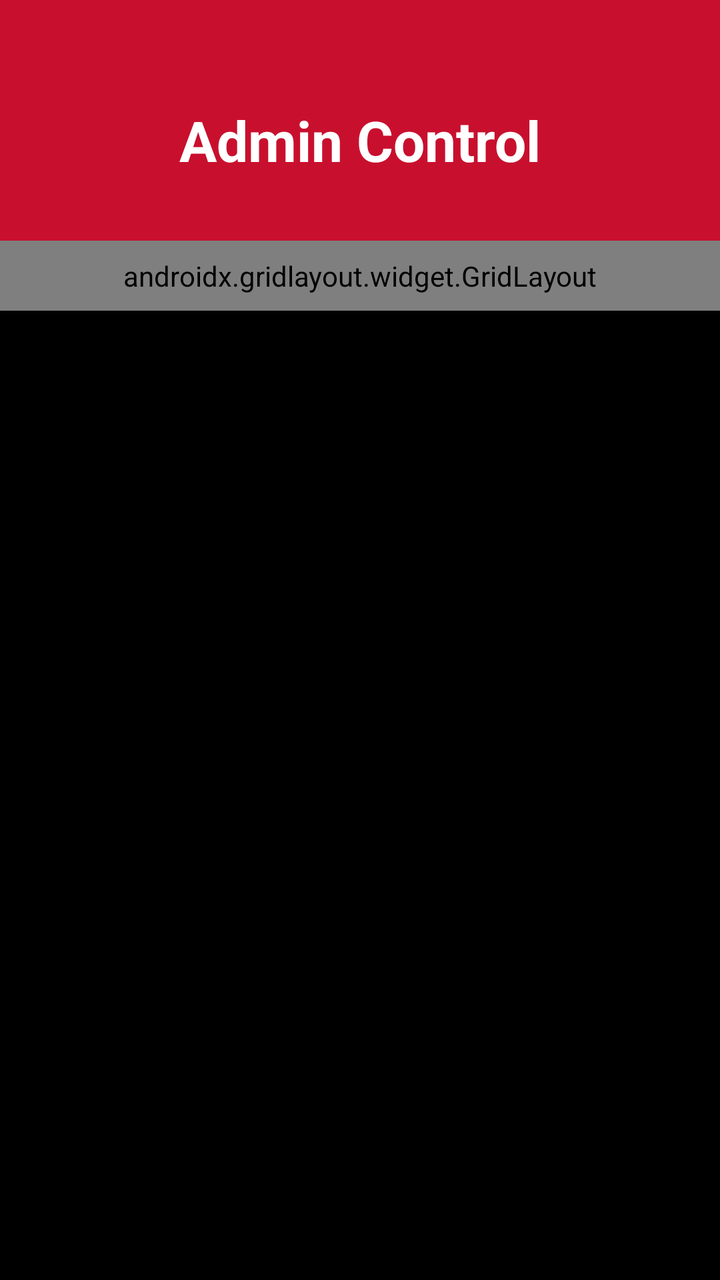
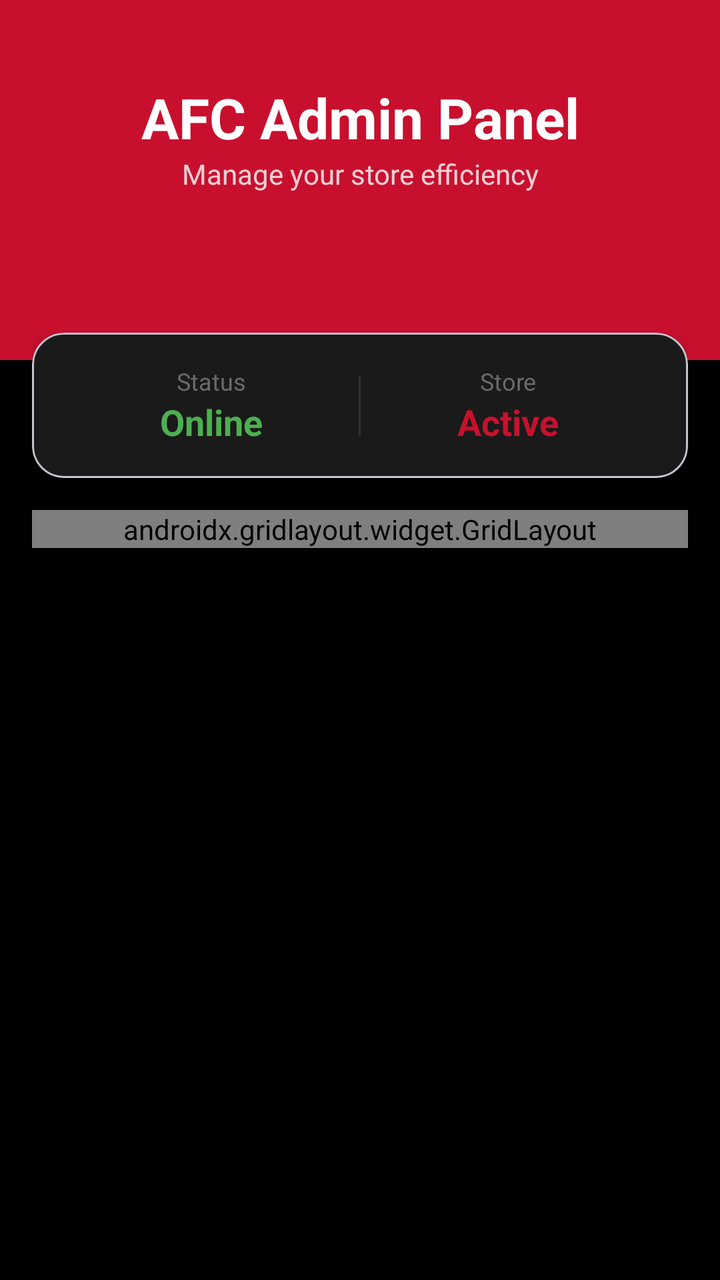

The first picture is an Android layout as it rendered before a commit; the second is the same layout after the commit. The layout source and the unified diff follow.
<!-- AndroidManifest.xml: application theme Theme.AFCMAD -->
<!-- res/layout/activity_admin_home.xml -->
<?xml version="1.0" encoding="utf-8"?>
<androidx.constraintlayout.widget.ConstraintLayout xmlns:android="http://schemas.android.com/apk/res/android"
    xmlns:app="http://schemas.android.com/apk/res-auto"
    android:layout_width="match_parent"
    android:layout_height="match_parent"
    android:background="@color/afc_black">

    
    <View
        android:id="@+id/headerBg"
        android:layout_width="match_parent"
        android:layout_height="140dp"
        android:background="@color/afc_red"
        app:layout_constraintTop_toTopOf="parent" />

    <TextView
        android:id="@+id/tvAdminTitle"
        android:layout_width="wrap_content"
        android:layout_height="wrap_content"
        android:text="Admin Control"
        android:textColor="@color/afc_white"
        android:textSize="28sp"
        android:textStyle="bold"
        app:layout_constraintTop_toTopOf="@id/headerBg"
        app:layout_constraintBottom_toBottomOf="@id/headerBg"
        app:layout_constraintStart_toStartOf="parent"
        app:layout_constraintEnd_toEndOf="parent" />

    <androidx.core.widget.NestedScrollView
        android:layout_width="match_parent"
        android:layout_height="0dp"
        app:layout_constraintTop_toBottomOf="@id/headerBg"
        app:layout_constraintBottom_toBottomOf="parent"
        android:layout_marginTop="-20dp">

        <androidx.gridlayout.widget.GridLayout
            android:layout_width="match_parent"
            android:layout_height="wrap_content"
            android:padding="8dp"
            app:columnCount="2">

            
            <com.google.android.material.card.MaterialCardView
                android:id="@+id/btnManageMenu"
                android:layout_width="0dp"
                android:layout_height="120dp"
                app:layout_columnWeight="1"
                android:layout_margin="8dp"
                app:cardBackgroundColor="@color/afc_dark_grey"
                app:cardCornerRadius="12dp"
                android:clickable="true"
                android:focusable="true">
                <LinearLayout
                    android:layout_width="match_parent"
                    android:layout_height="match_parent"
                    android:gravity="center"
                    android:orientation="vertical">
                    <ImageView
                        android:layout_width="32dp"
                        android:layout_height="32dp"
                        android:src="@android:drawable/ic_menu_add"
                        app:tint="@color/afc_red" />
                    <TextView
                        android:layout_width="wrap_content"
                        android:layout_height="wrap_content"
                        android:layout_marginTop="8dp"
                        android:text="Manage Menu"
                        android:textColor="@color/afc_white"
                        android:textStyle="bold" />
                </LinearLayout>
            </com.google.android.material.card.MaterialCardView>

            
            <com.google.android.material.card.MaterialCardView
                android:id="@+id/btnManageCategories"
                android:layout_width="0dp"
                android:layout_height="120dp"
                app:layout_columnWeight="1"
                android:layout_margin="8dp"
                app:cardBackgroundColor="@color/afc_dark_grey"
                app:cardCornerRadius="12dp"
                android:clickable="true"
                android:focusable="true">
                <LinearLayout
                    android:layout_width="match_parent"
                    android:layout_height="match_parent"
                    android:gravity="center"
                    android:orientation="vertical">
                    <ImageView
                        android:layout_width="32dp"
                        android:layout_height="32dp"
                        android:src="@android:drawable/ic_menu_agenda"
                        app:tint="@color/afc_red" />
                    <TextView
                        android:layout_width="wrap_content"
                        android:layout_height="wrap_content"
                        android:layout_marginTop="8dp"
                        android:text="Categories"
                        android:textColor="@color/afc_white"
                        android:textStyle="bold" />
                </LinearLayout>
            </com.google.android.material.card.MaterialCardView>

            
            <com.google.android.material.card.MaterialCardView
                android:id="@+id/btnViewOrders"
                android:layout_width="0dp"
                android:layout_height="120dp"
                app:layout_columnWeight="1"
                android:layout_margin="8dp"
                app:cardBackgroundColor="@color/afc_dark_grey"
                app:cardCornerRadius="12dp"
                android:clickable="true"
                android:focusable="true">
                <LinearLayout
                    android:layout_width="match_parent"
                    android:layout_height="match_parent"
                    android:gravity="center"
                    android:orientation="vertical">
                    <ImageView
                        android:layout_width="32dp"
                        android:layout_height="32dp"
                        android:src="@android:drawable/ic_menu_view"
                        app:tint="@color/afc_red" />
                    <TextView
                        android:layout_width="wrap_content"
                        android:layout_height="wrap_content"
                        android:layout_marginTop="8dp"
                        android:text="View Orders"
                        android:textColor="@color/afc_white"
                        android:textStyle="bold" />
                </LinearLayout>
            </com.google.android.material.card.MaterialCardView>

            
            <com.google.android.material.card.MaterialCardView
                android:id="@+id/btnManageBanners"
                android:layout_width="0dp"
                android:layout_height="120dp"
                app:layout_columnWeight="1"
                android:layout_margin="8dp"
                app:cardBackgroundColor="@color/afc_dark_grey"
                app:cardCornerRadius="12dp"
                android:clickable="true"
                android:focusable="true">
                <LinearLayout
                    android:layout_width="match_parent"
                    android:layout_height="match_parent"
                    android:gravity="center"
                    android:orientation="vertical">
                    <ImageView
                        android:layout_width="32dp"
                        android:layout_height="32dp"
                        android:src="@android:drawable/ic_menu_gallery"
                        app:tint="@color/afc_red" />
                    <TextView
                        android:layout_width="wrap_content"
                        android:layout_height="wrap_content"
                        android:layout_marginTop="8dp"
                        android:text="Banners"
                        android:textColor="@color/afc_white"
                        android:textStyle="bold" />
                </LinearLayout>
            </com.google.android.material.card.MaterialCardView>

            
            <com.google.android.material.card.MaterialCardView
                android:id="@+id/btnLogout"
                android:layout_width="0dp"
                android:layout_height="120dp"
                app:layout_columnWeight="1"
                android:layout_margin="8dp"
                app:cardBackgroundColor="@color/afc_dark_grey"
                app:cardCornerRadius="12dp"
                android:clickable="true"
                android:focusable="true">
                <LinearLayout
                    android:layout_width="match_parent"
                    android:layout_height="match_parent"
                    android:gravity="center"
                    android:orientation="vertical">
                    <ImageView
                        android:layout_width="32dp"
                        android:layout_height="32dp"
                        android:src="@android:drawable/ic_lock_power_off"
                        app:tint="@color/afc_red" />
                    <TextView
                        android:layout_width="wrap_content"
                        android:layout_height="wrap_content"
                        android:layout_marginTop="8dp"
                        android:text="Logout"
                        android:textColor="@color/afc_white"
                        android:textStyle="bold" />
                </LinearLayout>
            </com.google.android.material.card.MaterialCardView>

        </androidx.gridlayout.widget.GridLayout>
    </androidx.core.widget.NestedScrollView>

</androidx.constraintlayout.widget.ConstraintLayout>
<!-- resources referenced by this layout -->
<resources>
  <color name="afc_black">#000000</color>
  <color name="afc_dark_grey">#1A1A1A</color>
  <color name="afc_red">#C8102E</color>
  <color name="afc_white">#FFFFFF</color>
  <style name="Theme.AFCMAD" parent="Base.Theme.AFCMAD" />
  <style name="Base.Theme.AFCMAD" parent="Theme.Material3.DayNight.NoActionBar">
          
          <item name="colorPrimary">@color/afc_red</item>
          <item name="colorOnPrimary">@color/afc_white</item>
          <item name="colorSecondary">@color/afc_black</item>
          <item name="colorOnSecondary">@color/afc_white</item>
          <item name="android:windowBackground">@color/afc_white</item>
          <item name="colorSurface">@color/afc_white</item>
          <item name="android:statusBarColor">@color/afc_red</item>
          <item name="android:navigationBarColor">@color/afc_white</item>
      </style>
</resources>

<!-- the commit's change to res/layout/activity_admin_home.xml (unified diff, before → after) -->
@@ -9,7 +9,7 @@
     <View
         android:id="@+id/headerBg"
         android:layout_width="match_parent"
-        android:layout_height="140dp"
+        android:layout_height="180dp"
         android:background="@color/afc_red"
         app:layout_constraintTop_toTopOf="parent" />
 
@@ -17,12 +17,23 @@
         android:id="@+id/tvAdminTitle"
         android:layout_width="wrap_content"
         android:layout_height="wrap_content"
-        android:text="Admin Control"
+        android:text="AFC Admin Panel"
         android:textColor="@color/afc_white"
         android:textSize="28sp"
         android:textStyle="bold"
-        app:layout_constraintTop_toTopOf="@id/headerBg"
-        app:layout_constraintBottom_toBottomOf="@id/headerBg"
+        android:layout_marginTop="40dp"
+        app:layout_constraintTop_toTopOf="parent"
+        app:layout_constraintStart_toStartOf="parent"
+        app:layout_constraintEnd_toEndOf="parent" />
+
+    <TextView
+        android:id="@+id/tvAdminSubtitle"
+        android:layout_width="wrap_content"
+        android:layout_height="wrap_content"
+        android:text="Manage your store efficiency"
+        android:textColor="@color/afc_white"
+        android:alpha="0.8"
+        app:layout_constraintTop_toBottomOf="@id/tvAdminTitle"
         app:layout_constraintStart_toStartOf="parent"
         app:layout_constraintEnd_toEndOf="parent" />
 
@@ -31,170 +42,300 @@
         android:layout_height="0dp"
         app:layout_constraintTop_toBottomOf="@id/headerBg"
         app:layout_constraintBottom_toBottomOf="parent"
-        android:layout_marginTop="-20dp">
-
-        <androidx.gridlayout.widget.GridLayout
+        android:layout_marginTop="-30dp">
+
+        <LinearLayout
             android:layout_width="match_parent"
             android:layout_height="wrap_content"
-            android:padding="8dp"
-            app:columnCount="2">
+            android:orientation="vertical"
+            android:padding="16dp">
 
             
             <com.google.android.material.card.MaterialCardView
-                android:id="@+id/btnManageMenu"
-                android:layout_width="0dp"
-                android:layout_height="120dp"
-                app:layout_columnWeight="1"
-                android:layout_margin="8dp"
+                android:layout_width="match_parent"
+                android:layout_height="wrap_content"
+                android:layout_marginBottom="16dp"
                 app:cardBackgroundColor="@color/afc_dark_grey"
-                app:cardCornerRadius="12dp"
-                android:clickable="true"
-                android:focusable="true">
+                app:cardCornerRadius="16dp"
+                app:cardElevation="4dp">
                 <LinearLayout
                     android:layout_width="match_parent"
-                    android:layout_height="match_parent"
-                    android:gravity="center"
-                    android:orientation="vertical">
-                    <ImageView
-                        android:layout_width="32dp"
-                        android:layout_height="32dp"
-                        android:src="@android:drawable/ic_menu_add"
-                        app:tint="@color/afc_red" />
-                    <TextView
-                        android:layout_width="wrap_content"
+                    android:layout_height="wrap_content"
+                    android:padding="16dp"
+                    android:orientation="horizontal"
+                    android:gravity="center">
+                    <LinearLayout
+                        android:layout_width="0dp"
                         android:layout_height="wrap_content"
-                        android:layout_marginTop="8dp"
-                        android:text="Manage Menu"
-                        android:textColor="@color/afc_white"
-                        android:textStyle="bold" />
+                        android:layout_weight="1"
+                        android:gravity="center"
+                        android:orientation="vertical">
+                        <TextView
+                            android:layout_width="wrap_content"
+                            android:layout_height="wrap_content"
+                            android:text="Status"
+                            android:textColor="@color/afc_text_secondary"
+                            android:textSize="12sp" />
+                        <TextView
+                            android:layout_width="wrap_content"
+                            android:layout_height="wrap_content"
+                            android:text="Online"
+                            android:textColor="#4CAF50"
+                            android:textStyle="bold"
+                            android:textSize="18sp" />
+                    </LinearLayout>
+                    <View
+                        android:layout_width="1dp"
+                        android:layout_height="30dp"
+                        android:background="@color/afc_text_secondary"
+                        android:alpha="0.3" />
+                    <LinearLayout
+                        android:layout_width="0dp"
+                        android:layout_height="wrap_content"
+                        android:layout_weight="1"
+                        android:gravity="center"
+                        android:orientation="vertical">
+                        <TextView
+                            android:layout_width="wrap_content"
+                            android:layout_height="wrap_content"
+                            android:text="Store"
+                            android:textColor="@color/afc_text_secondary"
+                            android:textSize="12sp" />
+                        <TextView
+                            android:layout_width="wrap_content"
+                            android:layout_height="wrap_content"
+                            android:text="Active"
+                            android:textColor="@color/afc_red"
+                            android:textStyle="bold"
+                            android:textSize="18sp" />
+                    </LinearLayout>
                 </LinearLayout>
             </com.google.android.material.card.MaterialCardView>
 
-            
-            <com.google.android.material.card.MaterialCardView
-                android:id="@+id/btnManageCategories"
-                android:layout_width="0dp"
-                android:layout_height="120dp"
-                app:layout_columnWeight="1"
-                android:layout_margin="8dp"
-                app:cardBackgroundColor="@color/afc_dark_grey"
-                app:cardCornerRadius="12dp"
-                android:clickable="true"
-                android:focusable="true">
-                <LinearLayout
-                    android:layout_width="match_parent"
-                    android:layout_height="match_parent"
-                    android:gravity="center"
-                    android:orientation="vertical">
-                    <ImageView
-                        android:layout_width="32dp"
-                        android:layout_height="32dp"
-                        android:src="@android:drawable/ic_menu_agenda"
-                        app:tint="@color/afc_red" />
-                    <TextView
-                        android:layout_width="wrap_content"
-                        android:layout_height="wrap_content"
-                        android:layout_marginTop="8dp"
-                        android:text="Categories"
-                        android:textColor="@color/afc_white"
-                        android:textStyle="bold" />
-                </LinearLayout>
-            </com.google.android.material.card.MaterialCardView>
-
-            
-            <com.google.android.material.card.MaterialCardView
-                android:id="@+id/btnViewOrders"
-                android:layout_width="0dp"
-                android:layout_height="120dp"
-                app:layout_columnWeight="1"
-                android:layout_margin="8dp"
-                app:cardBackgroundColor="@color/afc_dark_grey"
-                app:cardCornerRadius="12dp"
-                android:clickable="true"
-                android:focusable="true">
-                <LinearLayout
-                    android:layout_width="match_parent"
-                    android:layout_height="match_parent"
-                    android:gravity="center"
-                    android:orientation="vertical">
-                    <ImageView
-                        android:layout_width="32dp"
-                        android:layout_height="32dp"
-                        android:src="@android:drawable/ic_menu_view"
-                        app:tint="@color/afc_red" />
-                    <TextView
-                        android:layout_width="wrap_content"
-                        android:layout_height="wrap_content"
-                        android:layout_marginTop="8dp"
-                        android:text="View Orders"
-                        android:textColor="@color/afc_white"
-                        android:textStyle="bold" />
-                </LinearLayout>
-            </com.google.android.material.card.MaterialCardView>
-
-            
-            <com.google.android.material.card.MaterialCardView
-                android:id="@+id/btnManageBanners"
-                android:layout_width="0dp"
-                android:layout_height="120dp"
-                app:layout_columnWeight="1"
-                android:layout_margin="8dp"
-                app:cardBackgroundColor="@color/afc_dark_grey"
-                app:cardCornerRadius="12dp"
-                android:clickable="true"
-                android:focusable="true">
-                <LinearLayout
-                    android:layout_width="match_parent"
-                    android:layout_height="match_parent"
-                    android:gravity="center"
-                    android:orientation="vertical">
-                    <ImageView
-                        android:layout_width="32dp"
-                        android:layout_height="32dp"
-                        android:src="@android:drawable/ic_menu_gallery"
-                        app:tint="@color/afc_red" />
-                    <TextView
-                        android:layout_width="wrap_content"
-                        android:layout_height="wrap_content"
-                        android:layout_marginTop="8dp"
-                        android:text="Banners"
-                        android:textColor="@color/afc_white"
-                        android:textStyle="bold" />
-                </LinearLayout>
-            </com.google.android.material.card.MaterialCardView>
-
-            
-            <com.google.android.material.card.MaterialCardView
-                android:id="@+id/btnLogout"
-                android:layout_width="0dp"
-                android:layout_height="120dp"
-                app:layout_columnWeight="1"
-                android:layout_margin="8dp"
-                app:cardBackgroundColor="@color/afc_dark_grey"
-                app:cardCornerRadius="12dp"
-                android:clickable="true"
-                android:focusable="true">
-                <LinearLayout
-                    android:layout_width="match_parent"
-                    android:layout_height="match_parent"
-                    android:gravity="center"
-                    android:orientation="vertical">
-                    <ImageView
-                        android:layout_width="32dp"
-                        android:layout_height="32dp"
-                        android:src="@android:drawable/ic_lock_power_off"
-                        app:tint="@color/afc_red" />
-                    <TextView
-                        android:layout_width="wrap_content"
-                        android:layout_height="wrap_content"
-                        android:layout_marginTop="8dp"
-                        android:text="Logout"
-                        android:textColor="@color/afc_white"
-                        android:textStyle="bold" />
-                </LinearLayout>
-            </com.google.android.material.card.MaterialCardView>
-
-        </androidx.gridlayout.widget.GridLayout>
+            <androidx.gridlayout.widget.GridLayout
+                android:layout_width="match_parent"
+                android:layout_height="wrap_content"
+                app:columnCount="2">
+
+                
+                <com.google.android.material.card.MaterialCardView
+                    android:id="@+id/btnManageMenu"
+                    android:layout_width="0dp"
+                    android:layout_height="140dp"
+                    app:layout_columnWeight="1"
+                    android:layout_margin="8dp"
+                    app:cardBackgroundColor="@color/afc_dark_grey"
+                    app:cardCornerRadius="16dp"
+                    android:clickable="true"
+                    android:focusable="true">
+                    <LinearLayout
+                        android:layout_width="match_parent"
+                        android:layout_height="match_parent"
+                        android:gravity="center"
+                        android:orientation="vertical">
+                        <ImageView
+                            android:layout_width="40dp"
+                            android:layout_height="40dp"
+                            android:src="@android:drawable/ic_menu_add"
+                            app:tint="@color/afc_red" />
+                        <TextView
+                            android:layout_width="wrap_content"
+                            android:layout_height="wrap_content"
+                            android:layout_marginTop="12dp"
+                            android:text="Manage Menu"
+                            android:textColor="@color/afc_white"
+                            android:textStyle="bold" />
+                    </LinearLayout>
+                </com.google.android.material.card.MaterialCardView>
+
+                
+                <com.google.android.material.card.MaterialCardView
+                    android:id="@+id/btnViewOrders"
+                    android:layout_width="0dp"
+                    android:layout_height="140dp"
+                    app:layout_columnWeight="1"
+                    android:layout_margin="8dp"
+                    app:cardBackgroundColor="@color/afc_dark_grey"
+                    app:cardCornerRadius="16dp"
+                    android:clickable="true"
+                    android:focusable="true">
+                    <LinearLayout
+                        android:layout_width="match_parent"
+                        android:layout_height="match_parent"
+                        android:gravity="center"
+                        android:orientation="vertical">
+                        <ImageView
+                            android:layout_width="40dp"
+                            android:layout_height="40dp"
+                            android:src="@android:drawable/ic_menu_view"
+                            app:tint="@color/afc_red" />
+                        <TextView
+                            android:layout_width="wrap_content"
+                            android:layout_height="wrap_content"
+                            android:layout_marginTop="12dp"
+                            android:text="View Orders"
+                            android:textColor="@color/afc_white"
+                            android:textStyle="bold" />
+                    </LinearLayout>
+                </com.google.android.material.card.MaterialCardView>
+
+                
+                <com.google.android.material.card.MaterialCardView
+                    android:id="@+id/btnManageCategories"
+                    android:layout_width="0dp"
+                    android:layout_height="140dp"
+                    app:layout_columnWeight="1"
+                    android:layout_margin="8dp"
+                    app:cardBackgroundColor="@color/afc_dark_grey"
+                    app:cardCornerRadius="16dp"
+                    android:clickable="true"
+                    android:focusable="true">
+                    <LinearLayout
+                        android:layout_width="match_parent"
+                        android:layout_height="match_parent"
+                        android:gravity="center"
+                        android:orientation="vertical">
+                        <ImageView
+                            android:layout_width="40dp"
+                            android:layout_height="40dp"
+                            android:src="@android:drawable/ic_menu_agenda"
+                            app:tint="@color/afc_red" />
+                        <TextView
+                            android:layout_width="wrap_content"
+                            android:layout_height="wrap_content"
+                            android:layout_marginTop="12dp"
+                            android:text="Categories"
+                            android:textColor="@color/afc_white"
+                            android:textStyle="bold" />
+                    </LinearLayout>
+                </com.google.android.material.card.MaterialCardView>
+
+                
+                <com.google.android.material.card.MaterialCardView
+                    android:id="@+id/btnManageBanners"
+                    android:layout_width="0dp"
+                    android:layout_height="140dp"
+                    app:layout_columnWeight="1"
+                    android:layout_margin="8dp"
+                    app:cardBackgroundColor="@color/afc_dark_grey"
+                    app:cardCornerRadius="16dp"
+                    android:clickable="true"
+                    android:focusable="true">
+                    <LinearLayout
+                        android:layout_width="match_parent"
+                        android:layout_height="match_parent"
+                        android:gravity="center"
+                        android:orientation="vertical">
+                        <ImageView
+                            android:layout_width="40dp"
+                            android:layout_height="40dp"
+                            android:src="@android:drawable/ic_menu_gallery"
+                            app:tint="@color/afc_red" />
+                        <TextView
+                            android:layout_width="wrap_content"
+                            android:layout_height="wrap_content"
+                            android:layout_marginTop="12dp"
+                            android:text="Banners"
+                            android:textColor="@color/afc_white"
+                            android:textStyle="bold" />
+                    </LinearLayout>
+                </com.google.android.material.card.MaterialCardView>
+
+                
+                <com.google.android.material.card.MaterialCardView
+                    android:id="@+id/btnAdminNotifications"
+                    android:layout_width="0dp"
+                    android:layout_height="140dp"
+                    app:layout_columnWeight="1"
+                    android:layout_margin="8dp"
+                    app:cardBackgroundColor="@color/afc_dark_grey"
+                    app:cardCornerRadius="16dp"
+                    android:clickable="true"
+                    android:focusable="true">
+                    <LinearLayout
+                        android:layout_width="match_parent"
+                        android:layout_height="match_parent"
+                        android:gravity="center"
+                        android:orientation="vertical">
+                        <ImageView
+                            android:layout_width="40dp"
+                            android:layout_height="40dp"
+                            android:src="@android:drawable/ic_popup_reminder"
+                            app:tint="@color/afc_red" />
+                        <TextView
+                            android:layout_width="wrap_content"
+                            android:layout_height="wrap_content"
+                            android:layout_marginTop="12dp"
+                            android:text="Notifications"
+                            android:textColor="@color/afc_white"
+                            android:textStyle="bold" />
+                    </LinearLayout>
+                </com.google.android.material.card.MaterialCardView>
+
+                
+                <com.google.android.material.card.MaterialCardView
+                    android:id="@+id/btnReviewDashboard"
+                    android:layout_width="0dp"
+                    android:layout_height="140dp"
+                    app:layout_columnWeight="1"
+                    android:layout_margin="8dp"
+                    app:cardBackgroundColor="@color/afc_dark_grey"
+                    app:cardCornerRadius="16dp"
+                    android:clickable="true"
+                    android:focusable="true">
+                    <LinearLayout
+                        android:layout_width="match_parent"
+                        android:layout_height="match_parent"
+                        android:gravity="center"
+                        android:orientation="vertical">
+                        <ImageView
+                            android:layout_width="40dp"
+                            android:layout_height="40dp"
+                            android:src="@android:drawable/btn_star_big_on"
+                            app:tint="@color/afc_red" />
+                        <TextView
+                            android:layout_width="wrap_content"
+                            android:layout_height="wrap_content"
+                            android:layout_marginTop="12dp"
+                            android:text="Reviews"
+                            android:textColor="@color/afc_white"
+                            android:textStyle="bold" />
+                    </LinearLayout>
+                </com.google.android.material.card.MaterialCardView>
+
+                
+                <com.google.android.material.card.MaterialCardView
+                    android:id="@+id/btnLogout"
+                    android:layout_width="0dp"
+                    android:layout_height="100dp"
+                    app:layout_columnWeight="2"
+                    android:layout_margin="8dp"
+                    app:cardBackgroundColor="@color/afc_dark_grey"
+                    app:cardCornerRadius="16dp"
+                    android:clickable="true"
+                    android:focusable="true">
+                    <LinearLayout
+                        android:layout_width="match_parent"
+                        android:layout_height="match_parent"
+                        android:gravity="center"
+                        android:orientation="horizontal">
+                        <ImageView
+                            android:layout_width="28dp"
+                            android:layout_height="28dp"
+                            android:src="@android:drawable/ic_lock_power_off"
+                            app:tint="@color/afc_red" />
+                        <TextView
+                            android:layout_width="wrap_content"
+                            android:layout_height="wrap_content"
+                            android:layout_marginStart="12dp"
+                            android:text="Logout from Panel"
+                            android:textColor="@color/afc_white"
+                            android:textStyle="bold" />
+                    </LinearLayout>
+                </com.google.android.material.card.MaterialCardView>
+
+            </androidx.gridlayout.widget.GridLayout>
+        </LinearLayout>
     </androidx.core.widget.NestedScrollView>
 
 </androidx.constraintlayout.widget.ConstraintLayout>
<!-- resource entries referenced after the edit -->
@@ -3,6 +3,7 @@
   <color name="afc_black">#000000</color>
   <color name="afc_dark_grey">#1A1A1A</color>
   <color name="afc_red">#C8102E</color>
+  <color name="afc_text_secondary">#6B6B6B</color>
   <color name="afc_white">#FFFFFF</color>
   <style name="Theme.AFCMAD" parent="Base.Theme.AFCMAD" />
   <style name="Base.Theme.AFCMAD" parent="Theme.Material3.DayNight.NoActionBar">
